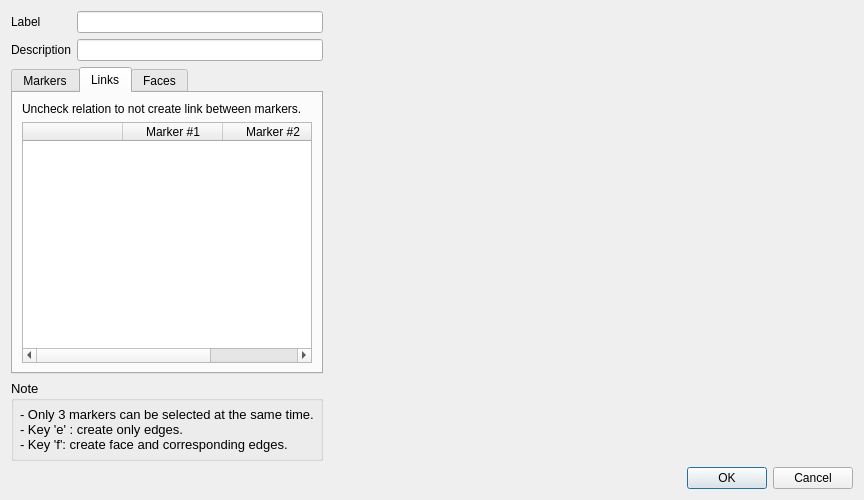
Before: the Qt Designer form Tools/Mokka/NewSegmentDialog.ui in Biomechanical-ToolKit/BTKCore, drawn with Qt 5.
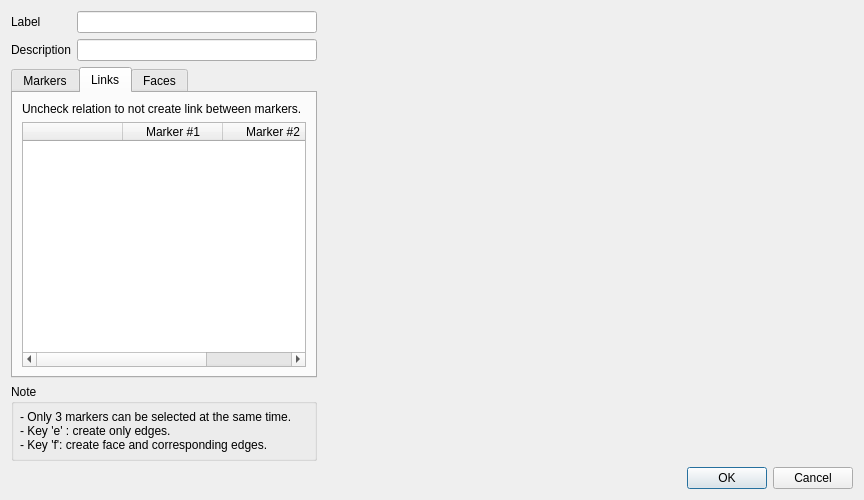
After: the same form once the commit is applied. Icons and pictures are not drawn. Custom widgets are drawn as their Qt base class.

Commit message: [FIX] Mokka: The font size for the details of the shortcuts in the dialog used to edit a segment is too wide under Windows.

The edit to the form file:
```diff
--- a/Tools/Mokka/NewSegmentDialog.ui
+++ b/Tools/Mokka/NewSegmentDialog.ui
@@ -233,11 +233,6 @@
    </item>
    <item row="3" column="0" colspan="2">
     <widget class="QGroupBox" name="groupBox">
-     <property name="font">
-      <font>
-       <pointsize>10</pointsize>
-      </font>
-     </property>
      <property name="title">
       <string>Note</string>
      </property>
```
The commit also changes 1 other file.
